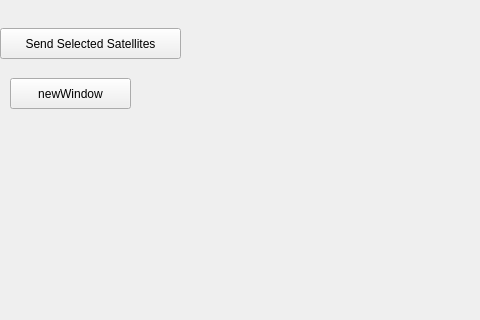
Above: FrontEnd/mainWindow/mainWindow.ui from RAGI2023/SatelliteSim before the change; both pictures show x 0 to 480 and y 91 to 411 of the 1194 by 766 pixel window. Below: the same form after it.
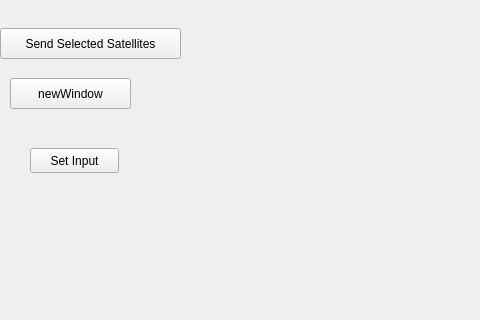
That is the form after the change.

Patch:
```diff
--- a/FrontEnd/mainWindow/mainWindow.ui
+++ b/FrontEnd/mainWindow/mainWindow.ui
@@ -50,6 +50,19 @@
      <string>newWindow</string>
     </property>
    </widget>
+   <widget class="QPushButton" name="input_btn">
+    <property name="geometry">
+     <rect>
+      <x>30</x>
+      <y>220</y>
+      <width>89</width>
+      <height>25</height>
+     </rect>
+    </property>
+    <property name="text">
+     <string>Set Input</string>
+    </property>
+   </widget>
   </widget>
   <widget class="QMenuBar" name="menubar">
    <property name="geometry">
```
